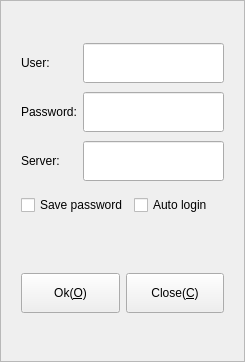
Qt form Widgets/DlgLogin/FrmLogin.ui (KangLin/RabbitIm) before a commit.
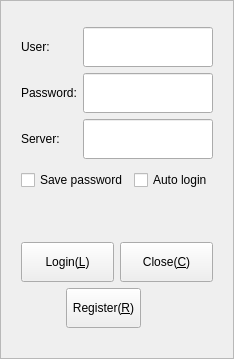
The same form after that commit.

```diff
--- a/Widgets/DlgLogin/FrmLogin.ui
+++ b/Widgets/DlgLogin/FrmLogin.ui
@@ -6,8 +6,8 @@
    <rect>
     <x>0</x>
     <y>0</y>
-    <width>245</width>
-    <height>362</height>
+    <width>231</width>
+    <height>359</height>
    </rect>
   </property>
   <property name="sizePolicy">
@@ -29,7 +29,7 @@
    <item row="0" column="0">
     <widget class="QWidget" name="widget" native="true">
      <property name="sizePolicy">
-      <sizepolicy hsizetype="Preferred" vsizetype="Fixed">
+      <sizepolicy hsizetype="Minimum" vsizetype="Fixed">
        <horstretch>0</horstretch>
        <verstretch>0</verstretch>
       </sizepolicy>
@@ -37,13 +37,13 @@
      <property name="minimumSize">
       <size>
        <width>0</width>
-       <height>300</height>
+       <height>323</height>
       </size>
      </property>
      <property name="maximumSize">
       <size>
        <width>16777215</width>
-       <height>300</height>
+       <height>323</height>
       </size>
      </property>
      <layout class="QGridLayout" name="gridLayout">
@@ -72,7 +72,7 @@
         </property>
        </widget>
       </item>
-      <item row="0" column="1">
+      <item row="0" column="2">
        <widget class="QLineEdit" name="lnUser">
         <property name="minimumSize">
          <size>
@@ -88,7 +88,7 @@
         </property>
        </widget>
       </item>
-      <item row="1" column="0">
+      <item row="1" column="0" colspan="2">
        <widget class="QLabel" name="label_2">
         <property name="sizePolicy">
          <sizepolicy hsizetype="Preferred" vsizetype="Fixed">
@@ -113,7 +113,7 @@
         </property>
        </widget>
       </item>
-      <item row="1" column="1">
+      <item row="1" column="2">
        <widget class="QLineEdit" name="lnPassword">
         <property name="minimumSize">
          <size>
@@ -157,7 +157,7 @@
         </property>
        </widget>
       </item>
-      <item row="2" column="1">
+      <item row="2" column="2">
        <widget class="QLineEdit" name="lnServer">
         <property name="minimumSize">
          <size>
@@ -173,7 +173,7 @@
         </property>
        </widget>
       </item>
-      <item row="3" column="0" colspan="2">
+      <item row="3" column="0" colspan="3">
        <layout class="QHBoxLayout" name="horizontalLayout_2">
         <item>
          <widget class="QCheckBox" name="chkSave">
@@ -227,7 +227,7 @@
         </item>
        </layout>
       </item>
-      <item row="4" column="0" colspan="2">
+      <item row="4" column="0" colspan="3">
        <widget class="QLabel" name="lbePrompt">
         <property name="enabled">
          <bool>true</bool>
@@ -258,7 +258,7 @@
         </property>
        </widget>
       </item>
-      <item row="5" column="0" colspan="2">
+      <item row="5" column="0" colspan="3">
        <layout class="QHBoxLayout" name="horizontalLayout">
         <item>
          <widget class="QPushButton" name="pbOk">
@@ -275,7 +275,7 @@
            </size>
           </property>
           <property name="text">
-           <string>Ok(&amp;O)</string>
+           <string>Login(&amp;L)</string>
           </property>
          </widget>
         </item>
@@ -300,6 +300,31 @@
         </item>
        </layout>
       </item>
+      <item row="6" column="1" colspan="2">
+       <widget class="QPushButton" name="pbRegitster">
+        <property name="sizePolicy">
+         <sizepolicy hsizetype="Fixed" vsizetype="Fixed">
+          <horstretch>0</horstretch>
+          <verstretch>0</verstretch>
+         </sizepolicy>
+        </property>
+        <property name="minimumSize">
+         <size>
+          <width>75</width>
+          <height>40</height>
+         </size>
+        </property>
+        <property name="maximumSize">
+         <size>
+          <width>75</width>
+          <height>40</height>
+         </size>
+        </property>
+        <property name="text">
+         <string>Register(&amp;R)</string>
+        </property>
+       </widget>
+      </item>
      </layout>
     </widget>
    </item>
```
